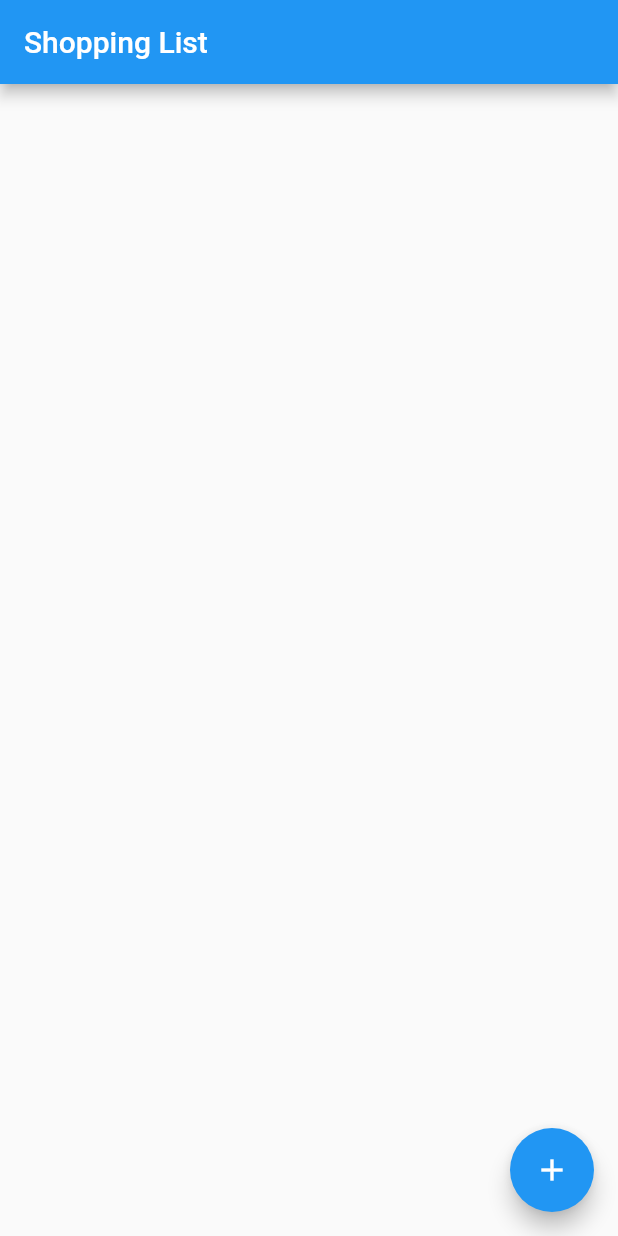
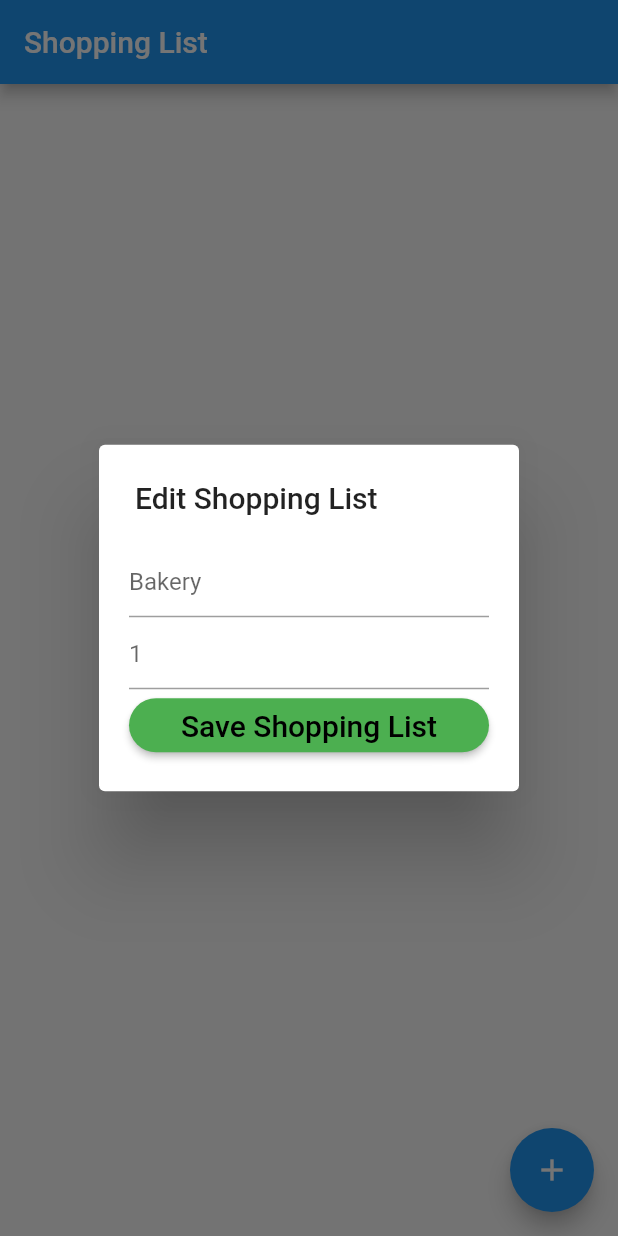
Before and after one commit to kevinle108/FlutterShoppingList_with_Riverpod, a Flutter app: the screen it shows after launch, after a tap on the "add" icon, on a phone screen of 412 x 824 dp. Run offline on Flutter 3.47's test engine with Material 2 defaults, Android fonts, the phone set to English and light mode, and no system bars.

Commit message:
working modal

```diff
--- a/analysis_options.yaml
+++ b/analysis_options.yaml
@@ -22,6 +22,10 @@ linter:
   # `// ignore_for_file: name_of_lint` syntax on the line or in the file
   # producing the lint.
   rules:
+    prefer_const_constructors: false
+    prefer_const_literals_to_create_immutables: false
+    use_key_in_widget_constructors: false
+
     # avoid_print: false  # Uncomment to disable the `avoid_print` rule
     # prefer_single_quotes: true  # Uncomment to enable the `prefer_single_quotes` rule
 
--- /dev/null
+++ b/lib/ListData.dart
@@ -0,0 +1,3 @@
+class ListData {
+
+}
--- /dev/null
+++ b/lib/screens/edit_shopping_list_card.dart
@@ -0,0 +1,34 @@
+import 'package:flutter/material.dart';
+
+class EditListCard extends StatelessWidget {
+  @override
+  Widget build(BuildContext context) {
+    return SimpleDialog(
+      contentPadding: EdgeInsets.all(20.0),
+      title: Text(
+        'Edit Shopping List',
+      ),
+      children: [
+        TextField(
+          decoration: InputDecoration(
+            hintText: 'Bakery'
+          ),
+        ),
+        TextField(decoration: InputDecoration(
+            hintText: '1'
+        ),),
+        ElevatedButton(
+          style: ElevatedButton.styleFrom(
+            primary: Colors.green,
+            shape: RoundedRectangleBorder(borderRadius: BorderRadius.circular(32.0),)
+          ),
+          onPressed: () {},
+          child: Text(
+            'Save Shopping List',
+            style: TextStyle(fontSize: 20.0, color: Colors.black),
+          ),
+        ),
+      ],
+    );
+  }
+}
--- a/lib/screens/main_screen.dart
+++ b/lib/screens/main_screen.dart
@@ -1,4 +1,5 @@
 import 'package:flutter/material.dart';
+import 'package:flutter_shopping_list/screens/edit_shopping_list_card.dart';
 
 class MainScreen extends StatelessWidget {
   @override
@@ -9,7 +10,14 @@ class MainScreen extends StatelessWidget {
       ),
       floatingActionButton: FloatingActionButton(
         child: Icon(Icons.add),
-        onPressed: (){},
+        onPressed: () {
+          showDialog(
+            context: context,
+            builder: (context) {
+              return EditListCard();
+            },
+          );
+        },
       ),
       body: Column(
         children: [],
```
